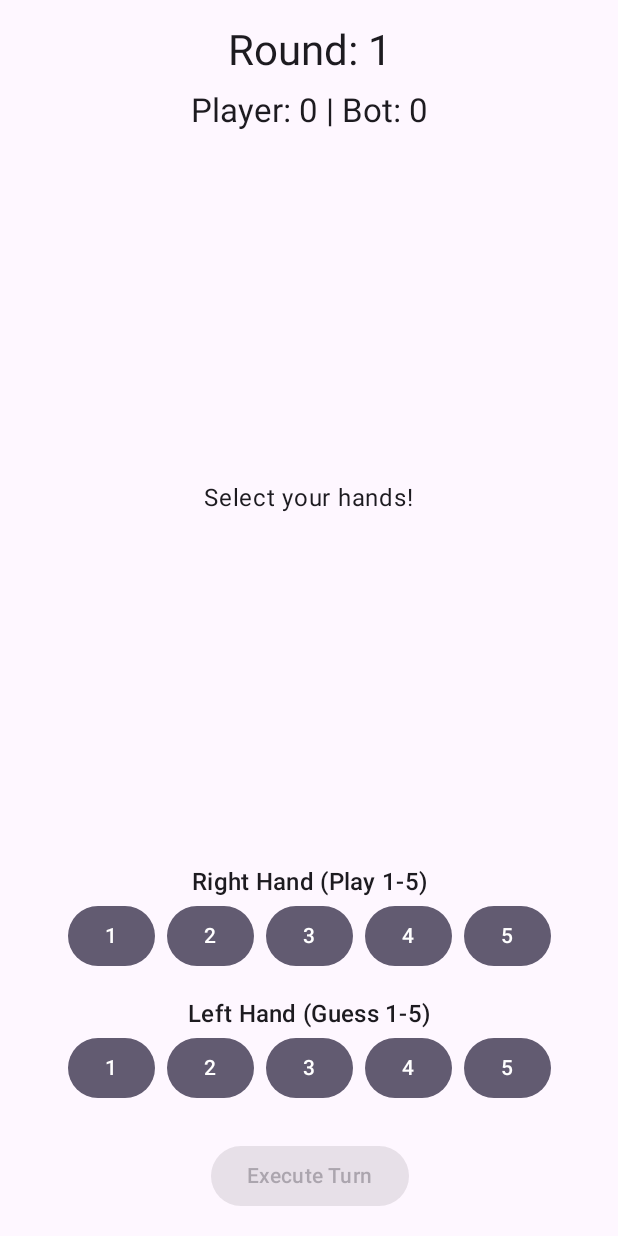
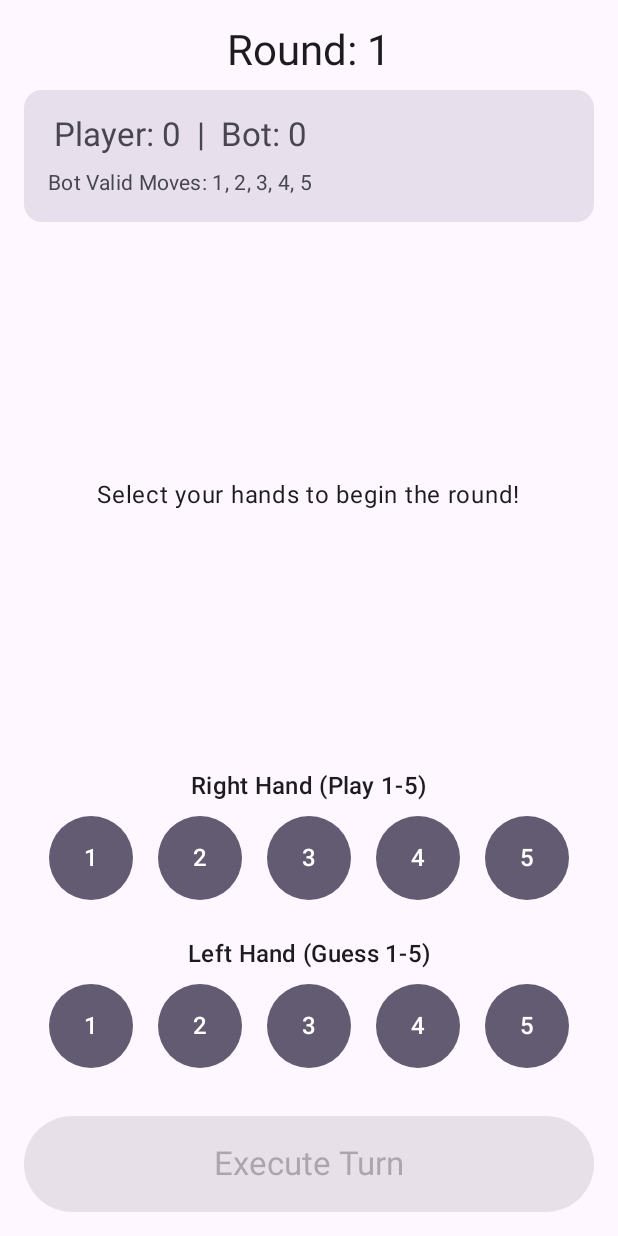
Before and after one commit to aswinsalishgit/Buffer, an Android app built with Jetpack Compose: the screen it shows after launch (MainActivity), on a phone screen of 412 x 824 dp. Run offline under Robolectric (Android 15) with nearby library versions, the light colour scheme and no system bars.

Commit message:
Refactor GameScreen UI: Add Bot status card, reveal animation layout, and structured control panel

```diff
--- a/app/src/main/java/com/aswinsalish/buffer/game/ui/GameScreen.kt
+++ b/app/src/main/java/com/aswinsalish/buffer/game/ui/GameScreen.kt
@@ -24,36 +24,65 @@ fun GameScreen(viewModel: GameViewModel = viewModel()) {
         horizontalAlignment = Alignment.CenterHorizontally,
         verticalArrangement = Arrangement.SpaceBetween
     ) {
-        // Top: Score & Round
-        Column(horizontalAlignment = Alignment.CenterHorizontally) {
+        // Top: Score & Bot Status
+        Column(
+            horizontalAlignment = Alignment.CenterHorizontally,
+            modifier = Modifier.fillMaxWidth()
+        ) {
             Text("Round: ${uiState.roundCount}", style = MaterialTheme.typography.headlineMedium)
             Spacer(modifier = Modifier.height(8.dp))
-            Text("Player: ${uiState.playerScore} | Bot: ${uiState.botScore}", style = MaterialTheme.typography.titleLarge)
+
+            Card(
+                modifier = Modifier.fillMaxWidth(),
+                colors = CardDefaults.cardColors(containerColor = MaterialTheme.colorScheme.surfaceVariant)
+            ) {
+                Column(
+                    modifier = Modifier.padding(16.dp),
+                    horizontalAlignment = Alignment.CenterHorizontally
+                ) {
+                    Text("Player: ${uiState.playerScore}  |  Bot: ${uiState.botScore}", style = MaterialTheme.typography.titleLarge)
+                    Spacer(modifier = Modifier.height(8.dp))
+
+                    val validBotMoves = (1..5).filter { it !in uiState.botBuffer }
+                    Text(
+                        "Bot Valid Moves: ${validBotMoves.joinToString()}",
+                        style = MaterialTheme.typography.bodyMedium
+                    )
+                    if (uiState.botBuffer.isNotEmpty()) {
+                        Text(
+                            "Bot Cooldown: ${uiState.botBuffer.joinToString()}",
+                            style = MaterialTheme.typography.bodySmall,
+                            color = MaterialTheme.colorScheme.error
+                        )
+                    }
+                }
+            }
         }
 
-        // Center: Game Phase Status
+        // Center: Reveal Animation (Placeholder)
         Box(modifier = Modifier.weight(1f), contentAlignment = Alignment.Center) {
             when (uiState.gamePhase) {
                 GamePhase.AWAITING_INPUT -> {
-                    Text("Select your hands!", style = MaterialTheme.typography.bodyLarge)
+                    Text("Select your hands to begin the round!", style = MaterialTheme.typography.bodyLarge)
                 }
                 GamePhase.EXECUTING -> {
                     Column(horizontalAlignment = Alignment.CenterHorizontally) {
-                        CircularProgressIndicator()
+                        CircularProgressIndicator(modifier = Modifier.size(64.dp))
                         Spacer(modifier = Modifier.height(16.dp))
-                        Text("Bot is thinking...", style = MaterialTheme.typography.bodyLarge)
+                        Text("Revealing moves...", style = MaterialTheme.typography.headlineSmall)
                     }
                 }
                 GamePhase.ROUND_OVER -> {
                     val play = uiState.currentRoundPlay
                     if (play != null) {
                         Column(horizontalAlignment = Alignment.CenterHorizontally) {
-                            Text("You played: Right ${play.playerRightHand}, Guessed Left ${play.playerLeftHandGuess}")
-                            Text("Bot played: Right ${play.botRightHand}, Guessed Left ${play.botLeftHandGuess}")
-                            Spacer(modifier = Modifier.height(8.dp))
-                            if (play.playerWonPoint) Text("You won a point!", color = MaterialTheme.colorScheme.primary)
-                            if (play.botWonPoint) Text("Bot won a point!", color = MaterialTheme.colorScheme.error)
-                            if (!play.playerWonPoint && !play.botWonPoint) Text("No points this round.")
+                            Text("You played: Right ${play.playerRightHand}, Guessed Left ${play.playerLeftHandGuess}", style = MaterialTheme.typography.bodyLarge)
+                            Text("Bot played: Right ${play.botRightHand}, Guessed Left ${play.botLeftHandGuess}", style = MaterialTheme.typography.bodyLarge)
+                            Spacer(modifier = Modifier.height(16.dp))
+
+                            if (play.playerWonPoint) Text("You won a point!", color = MaterialTheme.colorScheme.primary, style = MaterialTheme.typography.titleMedium)
+                            if (play.botWonPoint) Text("Bot won a point!", color = MaterialTheme.colorScheme.error, style = MaterialTheme.typography.titleMedium)
+                            if (!play.playerWonPoint && !play.botWonPoint) Text("No points this round.", style = MaterialTheme.typography.titleMedium)
                         }
                     }
                 }
@@ -61,20 +90,30 @@ fun GameScreen(viewModel: GameViewModel = viewModel()) {
                     Column(horizontalAlignment = Alignment.CenterHorizontally) {
                         Text("Game Over!", style = MaterialTheme.typography.headlineLarge)
                         Text("Winner: ${uiState.matchWinner}", style = MaterialTheme.typography.headlineMedium)
-                        Spacer(modifier = Modifier.height(16.dp))
-                        Button(onClick = { viewModel.resetGame() }) {
-                            Text("Play Again")
+                        Spacer(modifier = Modifier.height(24.dp))
+                        Button(
+                            onClick = { viewModel.resetGame() },
+                            modifier = Modifier.fillMaxWidth().height(56.dp)
+                        ) {
+                            Text("Play Again", style = MaterialTheme.typography.titleLarge)
                         }
                     }
                 }
             }
         }
 
-        // Bottom: Inputs
+        // Bottom: Control Panel
         if (uiState.gamePhase == GamePhase.AWAITING_INPUT) {
-            Column(horizontalAlignment = Alignment.CenterHorizontally) {
+            Column(
+                horizontalAlignment = Alignment.CenterHorizontally,
+                modifier = Modifier.fillMaxWidth()
+            ) {
+                // Row 1: Right Hand
                 Text("Right Hand (Play 1-5)", style = MaterialTheme.typography.titleMedium)
-                Row(horizontalArrangement = Arrangement.spacedBy(8.dp)) {
+                Row(
+                    horizontalArrangement = Arrangement.SpaceEvenly,
+                    modifier = Modifier.fillMaxWidth().padding(vertical = 8.dp)
+                ) {
                     (1..5).forEach { num ->
                         val isOnCooldown = uiState.playerBuffer.contains(num)
                         Button(
@@ -82,31 +121,40 @@ fun GameScreen(viewModel: GameViewModel = viewModel()) {
                             enabled = !isOnCooldown,
                             colors = ButtonDefaults.buttonColors(
                                 containerColor = if (selectedRightHand == num) MaterialTheme.colorScheme.primary else MaterialTheme.colorScheme.secondary
-                            )
+                            ),
+                            modifier = Modifier.size(56.dp),
+                            contentPadding = PaddingValues(0.dp)
                         ) {
-                            Text(num.toString())
+                            Text(num.toString(), style = MaterialTheme.typography.titleMedium)
                         }
                     }
                 }
 
                 Spacer(modifier = Modifier.height(16.dp))
 
+                // Row 2: Left Hand
                 Text("Left Hand (Guess 1-5)", style = MaterialTheme.typography.titleMedium)
-                Row(horizontalArrangement = Arrangement.spacedBy(8.dp)) {
+                Row(
+                    horizontalArrangement = Arrangement.SpaceEvenly,
+                    modifier = Modifier.fillMaxWidth().padding(vertical = 8.dp)
+                ) {
                     (1..5).forEach { num ->
                         Button(
                             onClick = { selectedLeftHand = num },
                             colors = ButtonDefaults.buttonColors(
                                 containerColor = if (selectedLeftHand == num) MaterialTheme.colorScheme.primary else MaterialTheme.colorScheme.secondary
-                            )
+                            ),
+                            modifier = Modifier.size(56.dp),
+                            contentPadding = PaddingValues(0.dp)
                         ) {
-                            Text(num.toString())
+                            Text(num.toString(), style = MaterialTheme.typography.titleMedium)
                         }
                     }
                 }
 
                 Spacer(modifier = Modifier.height(24.dp))
 
+                // Big Execute Button
                 Button(
                     onClick = {
                         if (selectedRightHand != null && selectedLeftHand != null) {
@@ -115,9 +163,10 @@ fun GameScreen(viewModel: GameViewModel = viewModel()) {
                             selectedLeftHand = null
                         }
                     },
-                    enabled = selectedRightHand != null && selectedLeftHand != null
+                    enabled = selectedRightHand != null && selectedLeftHand != null,
+                    modifier = Modifier.fillMaxWidth().height(64.dp)
                 ) {
-                    Text("Execute Turn")
+                    Text("Execute Turn", style = MaterialTheme.typography.titleLarge)
                 }
             }
         }
```
Also changed, not shown: gradle/wrapper/gradle-wrapper.properties (added), 3 other files.
